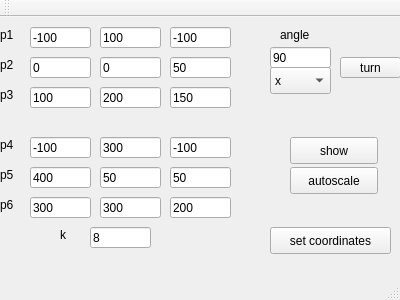
Before: the Qt Designer form mainwindow.ui in romangr/KG1, drawn with Qt 5.
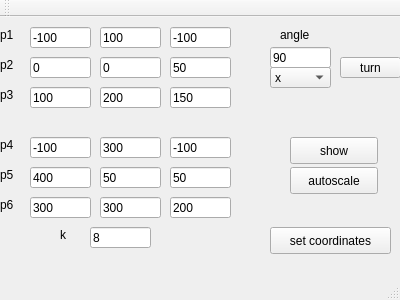
After: the same form once the commit is applied.

Commit message: Сделал округление нормальное

```diff
--- a/mainwindow.ui
+++ b/mainwindow.ui
@@ -150,7 +150,7 @@
       <x>270</x>
       <y>50</y>
       <width>61</width>
-      <height>27</height>
+      <height>21</height>
      </rect>
     </property>
     <item>
```
Left out of the diff: 11 changed lines with no effect on the pictures. The commit also changes 2 other files.
